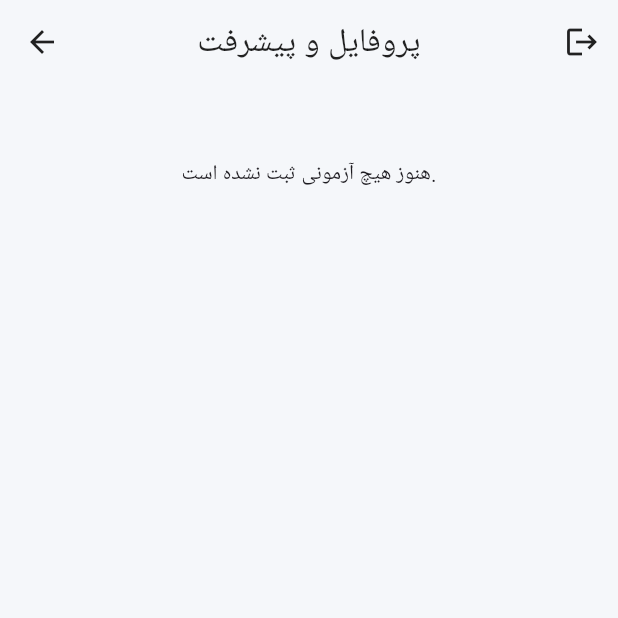
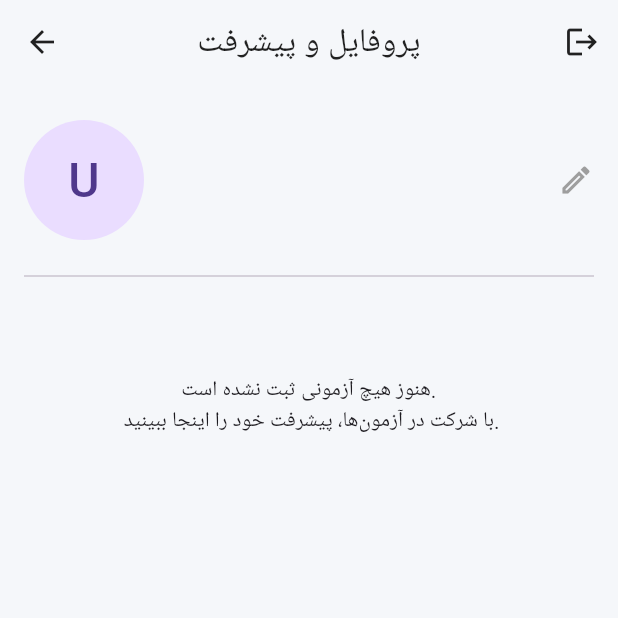
Before and after one commit to Ramin176/Azmonak-Mobile-app, a Flutter app: the ProfileScreen screen opened directly, on a phone screen of 412 x 824 dp, the top half of it. Run offline on Flutter 3.47's test engine with Material 3 defaults, Android fonts, the phone set to English and light mode, and no system bars; our stand-ins replace connectivity_plus, fl_chart, flutter_secure_storage, hive, hive_flutter, image_picker and 1 more; accounts and stored records are empty; network calls fail; Roboto replaces fonts that are missing (Vazir).

Commit message:
solve some error

```diff
--- a/lib/models/user.dart
+++ b/lib/models/user.dart
@@ -19,12 +19,15 @@ class AppUser {
   @HiveField(4)
   final DateTime? subscriptionExpiresAt;
 
+  @HiveField(5)
+  final String? profileImagePath;
   AppUser({
     required this.id,
     required this.name,
     required this.email,
     required this.subscriptionType,
     this.subscriptionExpiresAt,
+    this.profileImagePath
   });
 
   // یک getter هوشمند برای چک کردن وضعیت Premium
@@ -38,7 +41,16 @@ class AppUser {
     // اگر تاریخ انقضا "بعد از" لحظه حال باشد، کاربر Premium است
     return subscriptionExpiresAt!.isAfter(DateTime.now());
   }
-
+AppUser copyWith({String? name, String? profileImagePath}) {
+    return AppUser(
+      id: this.id,
+      name: name ?? this.name,
+      email: this.email,
+      subscriptionType: this.subscriptionType,
+      subscriptionExpiresAt: this.subscriptionExpiresAt,
+      profileImagePath: profileImagePath ?? this.profileImagePath,
+    );
+  }
   factory AppUser.fromJson(Map<String, dynamic> json) {
     return AppUser(
       id: json['_id'],
--- a/lib/screens/profile_screen.dart
+++ b/lib/screens/profile_screen.dart
@@ -1,3 +1,4 @@
+import 'dart:io';
 import 'dart:math'; // برای استفاده از تابع min
 import 'package:azmoonak_app/helpers/hive_db_service.dart';
 import 'package:flutter/material.dart';
@@ -9,8 +10,7 @@ import '../providers/auth_provider.dart';
 import 'login_screen.dart';
 import 'premium_screen.dart';
 import 'review_screen.dart';
-import '../models/question.dart';
-
+import 'edit_profile_screen.dart';
 class ProfileScreen extends StatefulWidget {
   const ProfileScreen({super.key});
   @override
@@ -93,7 +93,7 @@ class _ProfileScreenState extends State<ProfileScreen> {
   Widget build(BuildContext context) {
     final authProvider = Provider.of<AuthProvider>(context);
     final user = authProvider.user;
-
+    final profileImageFile = user?.profileImagePath != null ? File(user!.profileImagePath!) : null;
     return Scaffold(
       appBar: AppBar(
         title: const Text('پروفایل و پیشرفت'),
@@ -111,69 +111,89 @@ class _ProfileScreenState extends State<ProfileScreen> {
           ),
         ],
       ),
-      body: FutureBuilder<List<QuizAttempt>>(
+      body: RefreshIndicator(
+      onRefresh: _refreshData,
+      child: ListView( // از ListView به عنوان والد اصلی استفاده می‌کنیم
+        padding: const EdgeInsets.all(16.0),
+        children: [
+          // --- بخش ۱: اطلاعات پروفایل (همیشه نمایش داده می‌شود) ---
+          InkWell(
+            onTap: () {
+              Navigator.of(context).push(
+                  MaterialPageRoute(builder: (ctx) => const EditProfileScreen()));
+            },
+            borderRadius: BorderRadius.circular(12),
+            child: Padding(
+              padding: const EdgeInsets.symmetric(vertical: 8.0),
+              child: Row(children: [
+            CircleAvatar(
+  radius: 40,
+  backgroundImage: profileImageFile != null ? FileImage(profileImageFile) : null,
+  child: profileImageFile == null
+      ? Text(user?.name.isNotEmpty == true ? user!.name.substring(0, 1) : 'U', style: const TextStyle(fontSize: 32))
+      : null,
+),
+
+                const SizedBox(width: 16),
+                Expanded(
+                  child: Column(crossAxisAlignment: CrossAxisAlignment.start, children: [
+                    Text(user?.name ?? 'کاربر', style: const TextStyle(fontWeight: FontWeight.bold, fontSize: 20)),
+                    Text(user?.email ?? '', style: const TextStyle(color: Colors.grey)),
+                  ]),
+                ),
+                const Icon(Icons.edit_outlined, color: Colors.grey),
+              ]),
+            ),
+          ),
+          const Divider(height: 32),
+
+          // --- بخش ۲: آمار و نمودارها (وابسته به Future) ---
+          FutureBuilder<List<QuizAttempt>>(
             future: _historyFuture,
             builder: (context, snapshot) {
+              // حالت لودینگ
               if (snapshot.connectionState == ConnectionState.waiting) {
-            return const Center(child: CircularProgressIndicator());
-          }
-          if (!snapshot.hasData || snapshot.data!.isEmpty) {
-        // --- این بخش را هم برای حالت خالی بهتر می‌کنیم ---
-        return RefreshIndicator(
-          onRefresh: _refreshData,
-          child: ListView(
-            children: const [
-              Center(child: Padding(
-                padding: EdgeInsets.all(50.0),
-                child: Text('هنوز هیچ آزمونی ثبت نشده است.'), )),
-            ],
-          ),
-        );
+                return const Center(child: Padding(padding: EdgeInsets.all(50.0), child: CircularProgressIndicator()));
               }
 
+              // حالت خطا
+              if (snapshot.hasError) {
+                return Center(child: Text('خطا در دریافت تاریخچه: ${snapshot.error}'));
+              }
+
+              // حالت بدون آزمون (داده خالی)
+              if (!snapshot.hasData || snapshot.data!.isEmpty) {
+                return const Center(child: Padding(
+                  padding: EdgeInsets.all(50.0),
+                  child: Text('هنوز هیچ آزمونی ثبت نشده است. \n با شرکت در آزمون‌ها، پیشرفت خود را اینجا ببینید.', textAlign: TextAlign.center),
+                ));
+              }
+
+              // حالت موفقیت‌آمیز (داده وجود دارد)
               final history = snapshot.data!;
               final totalTests = history.length;
               final averageScore = history.map((h) => h.percentage).reduce((a, b) => a + b) / totalTests;
 
-          final Map<String, List<double>> performanceByCourse = {};
-          for (var attempt in history) {
-            final courseName = attempt.courseName ?? 'آزمون عمومی';
-            if (!performanceByCourse.containsKey(courseName)) {
-              performanceByCourse[courseName] = [];
-            }
-            performanceByCourse[courseName]!.add(attempt.percentage);
-          }
-          final avgPerformanceByCourse = performanceByCourse.map((key, value) {
-            return MapEntry(key, value.reduce((a, b) => a + b) / value.length);
-          });
+              // ... (محاسبه avgPerformanceByCourse بدون تغییر) ...
 
-          return RefreshIndicator(
-            onRefresh: _refreshData,
-            child: ListView(
-              padding: const EdgeInsets.all(16.0),
+              // ویجت Column برای نمایش تمام بخش‌های وابسته به تاریخچه
+              return Column(
+                crossAxisAlignment: CrossAxisAlignment.start,
                 children: [
-                Row(children: [
-                    CircleAvatar(radius: 40, child: Text(user?.name.isNotEmpty == true ? user!.name.substring(0, 1) : 'U', style: const TextStyle(fontSize: 32))),
-                    const SizedBox(width: 16),
-                    Column(crossAxisAlignment: CrossAxisAlignment.start, children: [
-                        Text(user?.name ?? 'کاربر', style: const TextStyle(fontWeight: FontWeight.bold, fontSize: 20)),
-                        Text(user?.email ?? '', style: const TextStyle(color: Colors.grey)),
-                    ]),
-                ]),
-                const Divider(height: 32),
                   _buildStatsSection(totalTests, averageScore),
                   const SizedBox(height: 24),
                   _buildLineChartSection(history),
                   const SizedBox(height: 24),
-                _buildBarChartSection(avgPerformanceByCourse),
+                  // _buildBarChartSection(avgPerformanceByCourse),
                   const SizedBox(height: 24),
                   _buildRecentHistorySection(history),
                 ],
-            ),
               );
             },
           ),
-    );
+        ],
+      ),
+   ) );
   }
 
   Widget _buildStatsSection(int totalTests, double averageScore) {
--- a/pubspec.yaml
+++ b/pubspec.yaml
@@ -44,6 +44,8 @@ dependencies:
   intl: ^0.20.2
   hive: ^2.2.3
   hive_flutter: ^1.1.0
+  image_picker: ^1.2.0
+  shared_preferences: ^2.5.3
 
 dev_dependencies:
   flutter_test:
```
Also changed, not shown: lib/providers/auth_provider.dart (+13 -1 lines), lib/screens/edit_profile_screen.dart (added, +109 -0 lines), lib/services/api_service.dart (+27 -1 lines), pubspec.lock, 6 other files. Lines whose indentation alone changed are shown as unchanged.
